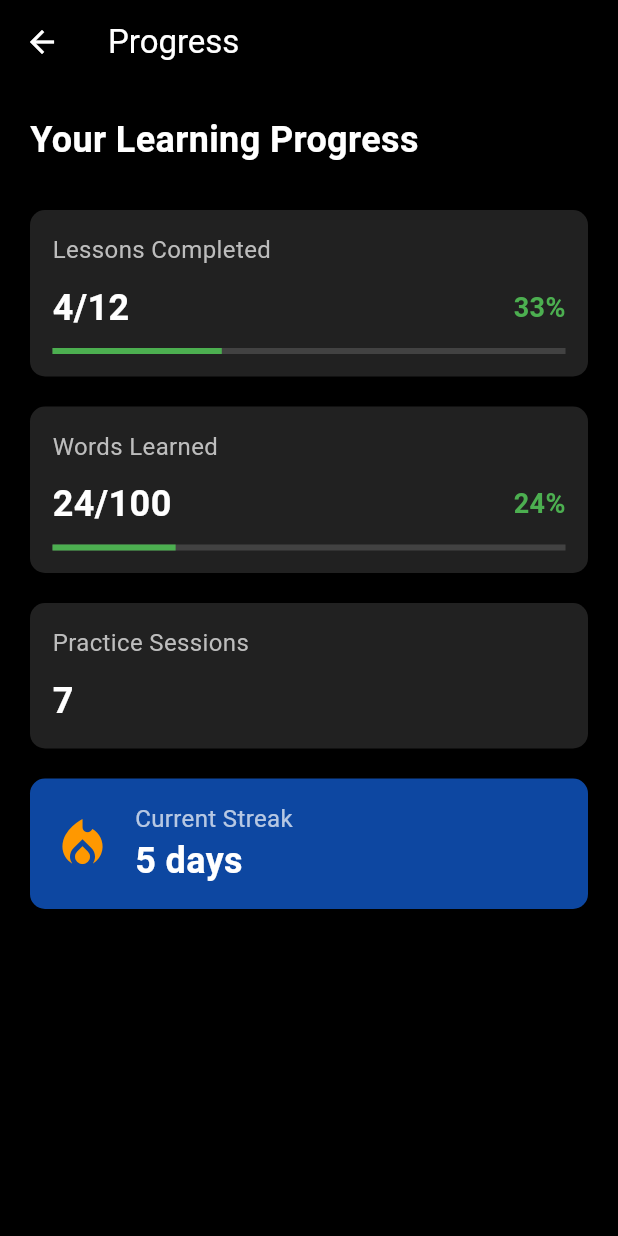
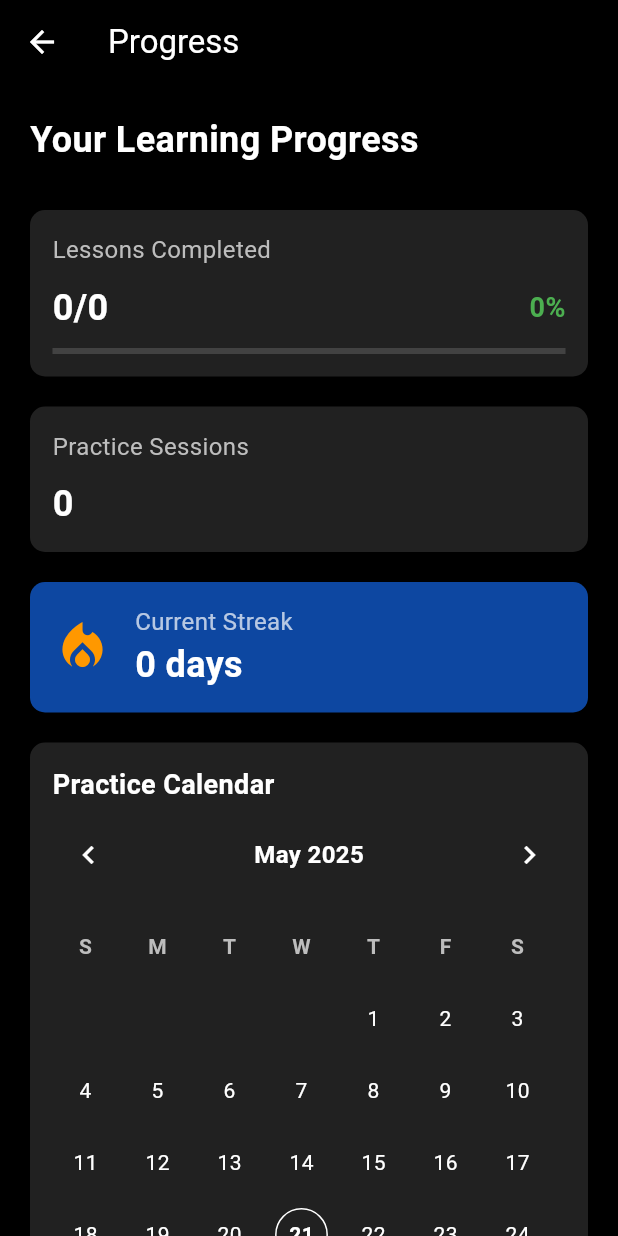
Before and after one commit to Legend0fHell/isle-mobile, a Flutter app: the ProgressScreen screen opened by its route, on a phone screen of 412 x 824 dp. Run offline on Flutter 3.47's test engine with Material 3 defaults, Android fonts, the light colour scheme and no system bars; our stand-ins replace camera, flutter_dotenv, flutter_secure_storage, flutter_spinkit, permission_handler, video_player and 1 more; missing offline and left inert: bson, mongo_dart, tflite_flutter; accounts and stored records are empty.

Commit message:
finish progress

```diff
--- a/lib/models/lesson_model.dart
+++ b/lib/models/lesson_model.dart
@@ -78,7 +78,7 @@ class Lesson {
   double getProgress() {
     int total_finished = 0;
     for (var eachLessonContent in content) {
-      if (eachLessonContent.status == 'finished') {
+      if (eachLessonContent.status == LessonContentStatus.finished) {
         total_finished += 1;
       }
     };
@@ -153,7 +153,7 @@ class LessonContent {
       questions: (map['questions'] as List<dynamic>?)
           ?.map((questionMap) => Question.fromMap(questionMap as Map<String, dynamic>))
           .toList(),
-      status: map['status']
+      status: map['status'] as LessonContentStatus
     );
   }
 
@@ -190,6 +190,12 @@ class LessonContent {
   }
 }
 
+enum LessonContentStatus {
+  finished,
+  incomplete
+}
+
+
 class Question {
   final String text;
   final String? imageUrl;
--- a/lib/screens/progress_screen.dart
+++ b/lib/screens/progress_screen.dart
@@ -1,7 +1,131 @@
 import 'package:flutter/material.dart';
 
-class ProgressScreen extends StatelessWidget {
+import '../services/lesson_service.dart'; // Import the LessonService
+import '../services/mongodb_service.dart';
+import '../widgets/progress_card_widget.dart';
+import '../widgets/calendar_widget.dart';
+import '../models/lesson_model.dart';
+
+class ProgressScreen extends StatefulWidget {
   const ProgressScreen({super.key});
+
+  @override
+  State<ProgressScreen> createState() => _ProgressScreenState();
+}
+
+class _ProgressScreenState extends State<ProgressScreen> {
+  DateTime _selectedMonth = DateTime.now();
+  // Sample active days for demonstration (in a real app, this would come from a database)
+  Set<DateTime> _activeDays = {};
+
+  // Track lesson completion metrics
+  int _completedLessons = 0;
+  int _totalLessons = 0;
+  int _completionPercentage = 0;
+
+  // Track number of practice sessions
+  int _practiceSessions = 0;
+
+  //
+
+  @override
+  void initState() {
+    super.initState();
+    _loadLessonData();
+  }
+
+  // Load lesson data from the LessonService
+  Future<void> _loadLessonData() async {
+    try {
+      final lessons = await LessonService.getAllLessons(context);
+
+      // Count completed lessons (where status is 'completed')
+      int completed = lessons.where((lesson) => lesson.getProgress() == 1.0).length;
+      int total_practices = 0;
+      for (var i=0; i<lessons.length; i++) {
+        for (var eachContent in lessons[i].content) {
+          if (eachContent.type == LessonContentType.practice
+              && eachContent.status == LessonContentStatus.finished) {
+            total_practices += 1;
+          }
+        };
+      }
+
+      // Retrieve the dates
+      final progressCollection = await MongoDBService.getProgressCurrentUser(context);
+      Map<DateTime, int> dateCount = {};
+
+      for (var entry in progressCollection) {
+        DateTime fullDate = entry['finished_at'];
+        DateTime justDate = DateTime(fullDate.year, fullDate.month, fullDate.day);
+
+        dateCount.update(justDate, (count) => count + 1, ifAbsent: () => 1);
+      }
+
+      print("DATE COUNT");
+      print(dateCount);
+
+      // Step 2: Get dates that appear 3 or more times
+      Set<DateTime> frequentDates = dateCount.entries
+          .where((entry) => entry.value >= 3)
+          .map((entry) => entry.key)
+          .toSet();
+
+      print("FREQUENT DATES");
+      print(frequentDates);
+
+      setState(() {
+        _completedLessons = completed;
+        _totalLessons = lessons.length;
+        _completionPercentage = _totalLessons > 0
+            ? (_completedLessons * 100 ~/ _totalLessons)  // Calculate percentage and round to int
+            : 0;
+        _practiceSessions = total_practices;
+        _activeDays = frequentDates;
+      });
+    } catch (error) {
+      debugPrint('Error loading lesson data: $error');
+      // Handle error - perhaps show a snackbar or error message
+    }
+  }
+
+  void _previousMonth() {
+    setState(() {
+      _selectedMonth = DateTime(
+        _selectedMonth.year,
+        _selectedMonth.month - 1,
+        1,
+      );
+    });
+  }
+
+  void _nextMonth() {
+    setState(() {
+      _selectedMonth = DateTime(
+        _selectedMonth.year,
+        _selectedMonth.month + 1,
+        1,
+      );
+    });
+  }
+
+  bool _isActiveDay(DateTime date) {
+    for (final activeDay in _activeDays) {
+      if (activeDay.year == date.year &&
+          activeDay.month == date.month &&
+          activeDay.day == date.day) {
+        return true;
+      }
+    }
+    return false;
+  }
+
+  bool _isToday(DateTime date) {
+    final now = DateTime.now();
+    return date.year == now.year &&
+        date.month == now.month &&
+        date.day == now.day;
+  }
 
   @override
   Widget build(BuildContext context) {
@@ -12,7 +136,9 @@ class ProgressScreen extends StatelessWidget {
         iconTheme: const IconThemeData(color: Colors.white),
       ),
       backgroundColor: Colors.black,
-      body: Padding(
+      body: SafeArea(
+        child: SingleChildScrollView(
+          child: Padding(
             padding: const EdgeInsets.all(20.0),
             child: Column(
               crossAxisAlignment: CrossAxisAlignment.start,
@@ -26,109 +152,29 @@ class ProgressScreen extends StatelessWidget {
                   ),
                 ),
                 const SizedBox(height: 30),
-            _buildProgressCard('Lessons Completed', '4/12', 33),
+                ProgressCard(
+                  title: 'Lessons Completed',
+                  value: '$_completedLessons/$_totalLessons',
+                  percentage: _completionPercentage,
+                ),
                 const SizedBox(height: 20),
-            _buildProgressCard('Words Learned', '24/100', 24),
+                ProgressCard(title: 'Practice Sessions', value: '$_practiceSessions'),
                 const SizedBox(height: 20),
-            _buildProgressCard('Practice Sessions', '7', null),
+                StreakCard(activeDays: _activeDays),
                 const SizedBox(height: 20),
-            _buildStreakCard(5),
+                PracticeCalendar(
+                  selectedMonth: _selectedMonth,
+                  activeDays: _activeDays,
+                  onPreviousMonth: _previousMonth,
+                  onNextMonth: _nextMonth,
+                  isActiveDay: _isActiveDay,
+                  isToday: _isToday,
+                ),
               ],
+            ),
+          ),
         ),
       ),
     );
   }
-
-  Widget _buildProgressCard(String title, String value, int? percentage) {
-    return Container(
-      padding: const EdgeInsets.all(15),
-      decoration: BoxDecoration(
-        color: Colors.grey.shade900,
-        borderRadius: BorderRadius.circular(10),
-      ),
-      child: Column(
-        crossAxisAlignment: CrossAxisAlignment.start,
-        children: [
-          Text(
-            title,
-            style: TextStyle(
-              fontSize: 16,
-              color: Colors.grey.shade400,
-            ),
-          ),
-          const SizedBox(height: 10),
-          Row(
-            mainAxisAlignment: MainAxisAlignment.spaceBetween,
-            children: [
-              Text(
-                value,
-                style: const TextStyle(
-                  fontSize: 24,
-                  fontWeight: FontWeight.bold,
-                  color: Colors.white,
-                ),
-              ),
-              if (percentage != null)
-                Text(
-                  '$percentage%',
-                  style: const TextStyle(
-                    fontSize: 18,
-                    color: Colors.green,
-                    fontWeight: FontWeight.bold,
-                  ),
-                ),
-            ],
-          ),
-          if (percentage != null) ...[
-            const SizedBox(height: 10),
-            LinearProgressIndicator(
-              value: percentage / 100,
-              backgroundColor: Colors.grey.shade800,
-              valueColor: const AlwaysStoppedAnimation<Color>(Colors.green),
-            ),
-          ],
-        ],
-      ),
-    );
 }
-
-  Widget _buildStreakCard(int days) {
-    return Container(
-      padding: const EdgeInsets.all(15),
-      decoration: BoxDecoration(
-        color: Colors.blue.shade900,
-        borderRadius: BorderRadius.circular(10),
-      ),
-      child: Row(
-        children: [
-          const Icon(
-            Icons.local_fire_department,
-            color: Colors.orange,
-            size: 40,
-          ),
-          const SizedBox(width: 15),
-          Column(
-            crossAxisAlignment: CrossAxisAlignment.start,
-            children: [
-              const Text(
-                'Current Streak',
-                style: TextStyle(
-                  fontSize: 16,
-                  color: Colors.white70,
-                ),
-              ),
-              Text(
-                '$days days',
-                style: const TextStyle(
-                  fontSize: 24,
-                  fontWeight: FontWeight.bold,
-                  color: Colors.white,
-                ),
-              ),
-            ],
-          ),
-        ],
-      ),
-    );
-  }
-}
--- a/lib/services/lesson_service.dart
+++ b/lib/services/lesson_service.dart
@@ -4,6 +4,8 @@ import 'package:isle/models/lesson_model.dart';
 import 'package:isle/services/mongodb_service.dart';
 import 'package:isle/utils/logger.dart';
 import 'package:bson/bson.dart';
+
+import '../models/lesson_model.dart';
 
 class LessonService {
   // Get a lesson by its ID
@@ -50,8 +52,8 @@ class LessonService {
         final contentId = content['_id'] as ObjectId;
 
         content['status'] = finishedContentIds.contains(contentId)
-            ? 'finished'
-            : 'incomplete';
+            ? LessonContentStatus.finished
+            : LessonContentStatus.incomplete;
 
         contentsByLessonId.putIfAbsent(lessonId, () => []).add(content);
       }
--- /dev/null
+++ b/lib/widgets/calendar_widget.dart
@@ -0,0 +1,307 @@
+import 'package:flutter/material.dart';
+import 'package:intl/intl.dart';
+
+// Widget for displaying the practice calendar
+class PracticeCalendar extends StatelessWidget {
+  final DateTime selectedMonth;
+  final Set<DateTime> activeDays;
+  final VoidCallback onPreviousMonth;
+  final VoidCallback onNextMonth;
+  final bool Function(DateTime) isActiveDay;
+  final bool Function(DateTime) isToday;
+
+  const PracticeCalendar({
+    super.key,
+    required this.selectedMonth,
+    required this.activeDays,
+    required this.onPreviousMonth,
+    required this.onNextMonth,
+    required this.isActiveDay,
+    required this.isToday,
+  });
+
+  @override
+  Widget build(BuildContext context) {
+    return Container(
+      width: double.infinity,
+      padding: const EdgeInsets.all(15),
+      decoration: BoxDecoration(
+        color: Colors.grey.shade900,
+        borderRadius: BorderRadius.circular(10),
+      ),
+      child: Column(
+        crossAxisAlignment: CrossAxisAlignment.start,
+        children: [
+          const Text(
+            'Practice Calendar',
+            style: TextStyle(
+              fontSize: 18,
+              fontWeight: FontWeight.bold,
+              color: Colors.white,
+            ),
+          ),
+          const SizedBox(height: 10),
+          _buildMonthNavigator(),
+          const SizedBox(height: 15),
+          _buildCalendarGrid(context),
+        ],
+      ),
+    );
+  }
+
+  Widget _buildMonthNavigator() {
+    return Row(
+      mainAxisAlignment: MainAxisAlignment.spaceBetween,
+      children: [
+        IconButton(
+          icon: const Icon(Icons.chevron_left, color: Colors.white),
+          onPressed: onPreviousMonth,
+        ),
+        Text(
+          DateFormat('MMMM yyyy').format(selectedMonth),
+          style: const TextStyle(
+            fontSize: 16,
+            fontWeight: FontWeight.bold,
+            color: Colors.white,
+          ),
+        ),
+        IconButton(
+          icon: const Icon(Icons.chevron_right, color: Colors.white),
+          onPressed: onNextMonth,
+        ),
+      ],
+    );
+  }
+
+  Widget _buildCalendarGrid(BuildContext context) {
+    // Get the first day of the month
+    final firstDay = DateTime(selectedMonth.year, selectedMonth.month, 1);
+
+    // Get the day of week (0 = Monday, 6 = Sunday in DateTime, but we want 0 = Sunday)
+    int firstDayIndex = firstDay.weekday % 7;
+
+    // Get the number of days in the month
+    final daysInMonth = DateTime(selectedMonth.year, selectedMonth.month + 1, 0).day;
+
+    // Calculate responsive day cell size based on screen width
+    final screenWidth = MediaQuery.of(context).size.width;
+    final availableWidth = screenWidth - 40; // Account for the 20px padding on each side
+    final calendarInnerWidth = availableWidth - 30; // Account for container padding
+    final cellSize = (calendarInnerWidth / 7).floor() - 4; // Divide by 7 days, account for spacing
+
+    // Create calendar days
+    List<Widget> dayWidgets = [];
+
+    // Add day of week headers using DayOfWeekCell widget
+    const daysOfWeek = ['S', 'M', 'T', 'W', 'T', 'F', 'S'];
+    for (final day in daysOfWeek) {
+      dayWidgets.add(
+        DayOfWeekCell(day: day, cellSize: cellSize),
+      );
+    }
+
+    // Add empty boxes for days before the first day of the month
+    for (int i = 0; i < firstDayIndex; i++) {
+      dayWidgets.add(SizedBox(width: cellSize.toDouble(), height: cellSize.toDouble()));
+    }
+
+    // Add all days of the month using CalendarDayCell widget
+    for (int day = 1; day <= daysInMonth; day++) {
+      final currentDate = DateTime(selectedMonth.year, selectedMonth.month, day);
+      dayWidgets.add(
+        CalendarDayCell(
+          day: day,
+          cellSize: cellSize,
+          isActive: isActiveDay(currentDate),
+          isToday: isToday(currentDate),
+        ),
+      );
+    }
+
+    return Wrap(
+      alignment: WrapAlignment.start,
+      spacing: 4,
+      runSpacing: 4,
+      children: dayWidgets,
+    );
+  }
+}
+
+// Widget for displaying day of week header cell
+class DayOfWeekCell extends StatelessWidget {
+  final String day;
+  final int cellSize;
+
+  const DayOfWeekCell({
+    super.key,
+    required this.day,
+    required this.cellSize,
+  });
+
+  @override
+  Widget build(BuildContext context) {
+    return SizedBox(
+      width: cellSize.toDouble(),
+      height: cellSize.toDouble(),
+      child: Center(
+        child: FittedBox(
+          fit: BoxFit.scaleDown,
+          child: Text(
+            day,
+            style: TextStyle(
+              color: Colors.grey.shade400,
+              fontWeight: FontWeight.bold,
+            ),
+          ),
+        ),
+      ),
+    );
+  }
+}
+
+// Widget for displaying calendar day cell
+class CalendarDayCell extends StatelessWidget {
+  final int day;
+  final int cellSize;
+  final bool isActive;
+  final bool isToday;
+
+  const CalendarDayCell({
+    super.key,
+    required this.day,
+    required this.cellSize,
+    required this.isActive,
+    required this.isToday,
+  });
+
+  @override
+  Widget build(BuildContext context) {
+    return SizedBox(
+      width: cellSize.toDouble(),
+      height: cellSize.toDouble(),
+      child: Center(
+        child: Container(
+          width: cellSize * 0.8,
+          height: cellSize * 0.8,
+          alignment: Alignment.center,
+          decoration: BoxDecoration(
+            shape: BoxShape.circle,
+            color: isActive ? Colors.red.withOpacity(0.3) : Colors.transparent,
+            border: isToday
+                ? Border.all(color: Colors.white, width: 1)
+                : null,
+          ),
+          child: FittedBox(
+            fit: BoxFit.scaleDown,
+            child: Padding(
+              padding: const EdgeInsets.all(2.0),
+              child: Text(
+                day.toString(),
+                style: TextStyle(
+                  color: isActive ? Colors.red : Colors.white,
+                  fontWeight: isActive || isToday ? FontWeight.bold : FontWeight.normal,
+                ),
+              ),
+            ),
+          ),
+        ),
+      ),
+    );
+  }
+}
+
+// Widget for displaying streak information
+class StreakCard extends StatelessWidget {
+  final Set<DateTime> activeDays;
+
+  const StreakCard({
+    super.key,
+    required this.activeDays,
+  });
+
+  // Calculate the current streak based on active days
+  int _calculateCurrentStreak() {
+    if (activeDays.isEmpty) return 0;
+
+    final today = DateTime.now();
+    final todayDate = DateTime(today.year, today.month, today.day);
+
+    // Check if user is active today
+    bool isActiveToday = activeDays.any((date) =>
+    date.year == todayDate.year &&
+        date.month == todayDate.month &&
+        date.day == todayDate.day
+    );
+
+    // Start counting from yesterday if not active today
+    int streak = isActiveToday ? 1 : 0;
+    int currentDay = 0;
+
+    while (true) {
+      currentDay++;
+      final checkDate = todayDate.subtract(Duration(days: currentDay));
+
+      final isActive = activeDays.any((date) =>
+      date.year == checkDate.year &&
+          date.month == checkDate.month &&
+          date.day == checkDate.day
+      );
+
+      if (isActive) {
+        streak = streak == 0 ? 1 : streak + 1;
+      } else if (streak > 0 || currentDay > 30) {
+        // Break if streak is broken or we checked back too far
+        break;
+      }
+    }
+
+    return streak;
+  }
+
+  @override
+  Widget build(BuildContext context) {
+    final days = _calculateCurrentStreak();
+
+    return Container(
+      width: double.infinity,
+      padding: const EdgeInsets.all(15),
+      decoration: BoxDecoration(
+        color: Colors.blue.shade900,
+        borderRadius: BorderRadius.circular(10),
+      ),
+      child: Row(
+        children: [
+          const Icon(
+            Icons.local_fire_department,
+            color: Colors.orange,
+            size: 40,
+          ),
+          const SizedBox(width: 15),
+          Expanded(
+            child: Column(
+              crossAxisAlignment: CrossAxisAlignment.start,
+              children: [
+                const Text(
+                  'Current Streak',
+                  style: TextStyle(
+                    fontSize: 16,
+                    color: Colors.white70,
+                  ),
+                ),
+                Text(
+                  '$days days',
+                  style: const TextStyle(
+                    fontSize: 24,
+                    fontWeight: FontWeight.bold,
+                    color: Colors.white,
+                  ),
+                  overflow: TextOverflow.ellipsis,
+                ),
+              ],
+            ),
+          ),
+        ],
+      ),
+    );
+  }
+}
--- /dev/null
+++ b/lib/widgets/progress_card_widget.dart
@@ -0,0 +1,73 @@
+import 'package:flutter/material.dart';
+
+// Widget for displaying progress information with optional percentage
+class ProgressCard extends StatelessWidget {
+  final String title;
+  final String value;
+  final int? percentage;
+
+  const ProgressCard({
+    super.key,
+    required this.title,
+    required this.value,
+    this.percentage,
+  });
+
+  @override
+  Widget build(BuildContext context) {
+    return Container(
+      width: double.infinity,
+      padding: const EdgeInsets.all(15),
+      decoration: BoxDecoration(
+        color: Colors.grey.shade900,
+        borderRadius: BorderRadius.circular(10),
+      ),
+      child: Column(
+        crossAxisAlignment: CrossAxisAlignment.start,
+        children: [
+          Text(
+            title,
+            style: TextStyle(
+              fontSize: 16,
+              color: Colors.grey.shade400,
+            ),
+          ),
+          const SizedBox(height: 10),
+          Row(
+            mainAxisAlignment: MainAxisAlignment.spaceBetween,
+            children: [
+              Flexible(
+                child: Text(
+                  value,
+                  style: const TextStyle(
+                    fontSize: 24,
+                    fontWeight: FontWeight.bold,
+                    color: Colors.white,
+                  ),
+                  overflow: TextOverflow.ellipsis,
+                ),
+              ),
+              if (percentage != null)
+                Text(
+                  '$percentage%',
+                  style: const TextStyle(
+                    fontSize: 18,
+                    color: Colors.green,
+                    fontWeight: FontWeight.bold,
+                  ),
+                ),
+            ],
+          ),
+          if (percentage != null) ...[
+            const SizedBox(height: 10),
+            LinearProgressIndicator(
+              value: percentage! / 100,
+              backgroundColor: Colors.grey.shade800,
+              valueColor: const AlwaysStoppedAnimation<Color>(Colors.green),
+            ),
+          ],
+        ],
+      ),
+    );
+  }
+}
--- a/pubspec.yaml
+++ b/pubspec.yaml
@@ -63,6 +63,7 @@ dependencies:
   flutter_dotenv: ^5.1.0
   video_player: ^2.9.5
   youtube_player_flutter: ^9.1.1
+  intl: ^0.20.2
 
 dev_dependencies:
   flutter_test:
```
Also changed, not shown: pubspec.lock. Lines whose indentation alone changed are shown as unchanged.
